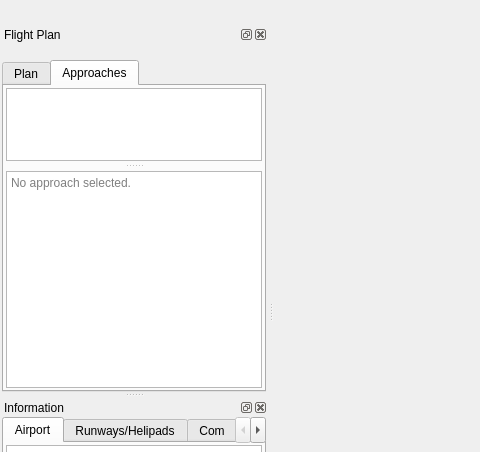
Before: the Qt Designer form src/gui/mainwindow.ui in albar965/littlenavmap, drawn with Qt 5; both pictures show x 0 to 480 and y 108 to 560 of the 1280 by 903 pixel window.
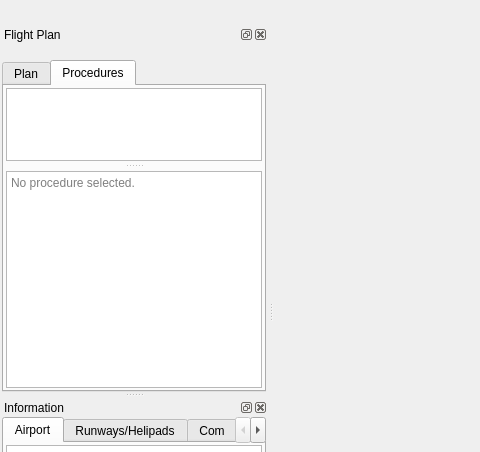
After: the same form once the commit is applied. The open tabs and pages were chosen to show the change. Icons and pictures are not drawn.

Commit message: Change approach and transition to more general term procedure in GUI. #16

```diff
--- a/src/gui/mainwindow.ui
+++ b/src/gui/mainwindow.ui
@@ -2199,7 +2199,7 @@
        </widget>
        <widget class="QWidget" name="tabRouteApproaches">
         <attribute name="title">
-         <string>Approaches</string>
+         <string>Procedures</string>
         </attribute>
         <layout class="QVBoxLayout" name="verticalLayout_12">
          <property name="spacing">
@@ -2268,7 +2268,7 @@
              <bool>true</bool>
             </property>
             <property name="placeholderText">
-             <string>No approach selected.</string>
+             <string>No procedure selected.</string>
             </property>
             <property name="openLinks">
              <bool>false</bool>
```
Left out of the diff: 59 changed lines with no effect on the pictures. The commit also changes 4 other files.
